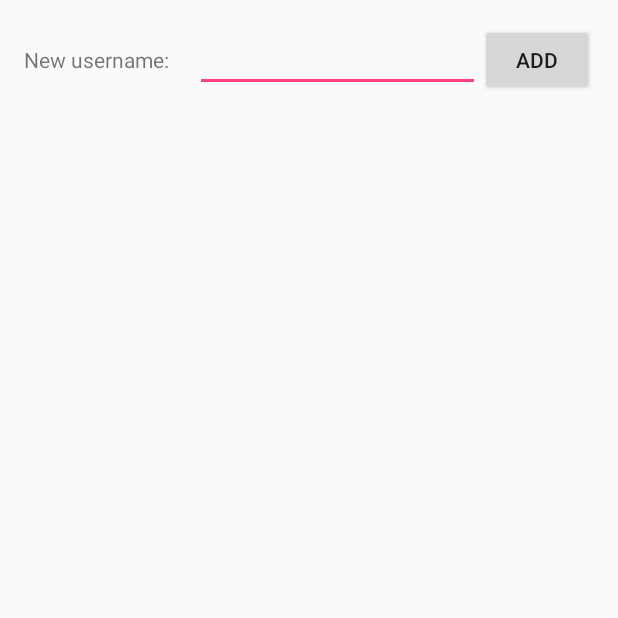
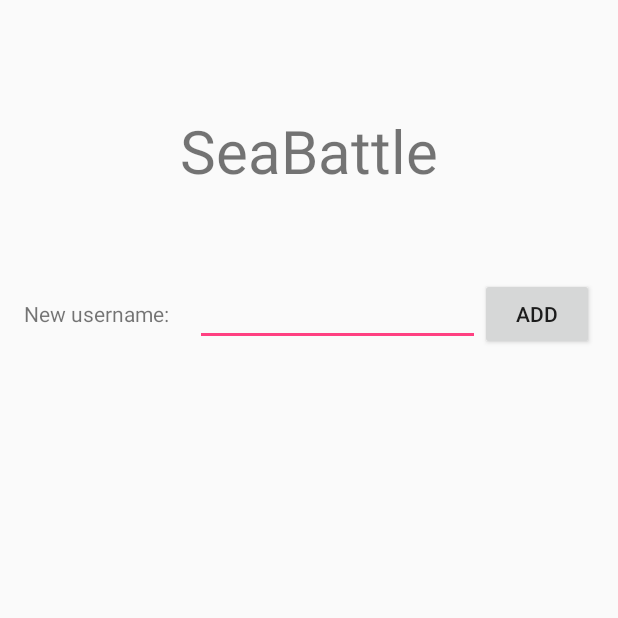
Before and after one commit to ThibCharpy/SeaBattle, an Android app: the screen it shows after launch (MainActivity), on a phone screen of 412 x 824 dp, the top half of it. Run offline under Robolectric (Android 15) with nearby library versions, the phone set to English and light mode, and no system bars.

Commit message:
fin de page login

```diff
--- a/app/src/main/AndroidManifest.xml
+++ b/app/src/main/AndroidManifest.xml
@@ -8,7 +8,7 @@
         android:label="@string/app_name"
         android:supportsRtl="true"
         android:theme="@style/AppTheme" >
-        <activity android:name=".views.MainActivity" >
+        <activity android:name=".views.MainActivity">
             <intent-filter>
                 <action android:name="android.intent.action.MAIN" />
 
--- a/app/src/main/java/fr/univ/orleans/android/seabattle/controller/Controller.java
+++ b/app/src/main/java/fr/univ/orleans/android/seabattle/controller/Controller.java
@@ -1,4 +1,7 @@
 package fr.univ.orleans.android.seabattle.controller;
+
+import java.io.Serializable;
+import java.util.List;
 
 import fr.univ.orleans.android.seabattle.front.ServiceImpl;
 import fr.univ.orleans.android.seabattle.model.Profil;
@@ -7,20 +10,47 @@ import fr.univ.orleans.android.seabattle.model.Profil;
  * Created by thibault on 15/12/16.
  */
 
-public class Controller {
+public class Controller implements Serializable {
     private ServiceImpl myFront;
 
     public Controller(){
         this.myFront = new ServiceImpl();
     }
 
+    public void initializeProfilsList(){
+        this.myFront.initializeProfilsList();
+    }
+
     public void addProfil(Profil profil){
         this.myFront.addProfil(profil);
+    }
+
+    public void removeProfil(String username){
+        this.myFront.removeProfil(username);
+    }
+
+    public void setProfilUsername(Profil p, String new_username){
+        this.myFront.setProfilUsername(p,new_username);
     }
 
     public Profil getProfilbyUsername(String username) {
         return this.myFront.getProfilByUsername(username);
     }
 
+    public void loadProfilsList(List<Profil> profils){
+        this.myFront.loadProfilsList(profils);
+    }
+
+    public List<Profil> getProfilsList(){
+        return this.myFront.getProfilsList();
+    }
+
+    public boolean usernameAlreadyExist(String username){
+        return this.myFront.usernameAlreadyExist(username);
+    }
+
+    public int getMaxNumberOfProfil(){
+        return this.myFront.getMaxNumberOfProfil();
+    }
 
 }
--- a/app/src/main/java/fr/univ/orleans/android/seabattle/database/MySQLiteHelper.java
+++ b/app/src/main/java/fr/univ/orleans/android/seabattle/database/MySQLiteHelper.java
@@ -23,6 +23,8 @@ public class MySQLiteHelper extends SQLiteOpenHelper {
             + COLUMN_USERNAME + " text not null, "
             + COLUMN_WONGAMES + " integer not null);";
 
+    public static final String TABLE_PROFILS_DROP =  "DROP TABLE IF EXISTS " + TABLE_PROFILS + ";";
+
     public MySQLiteHelper(Context context) {
         super(context, DATABASE_NAME, null, DATABASE_VERSION);
     }
@@ -34,7 +36,7 @@ public class MySQLiteHelper extends SQLiteOpenHelper {
 
     @Override
     public void onUpgrade(SQLiteDatabase db, int oldVersion, int newVersion) {
-        db.execSQL("DROP TABLE IF EXISTS " + TABLE_PROFILS);
+        db.execSQL(TABLE_PROFILS_DROP);
         onCreate(db);
     }
 }
--- a/app/src/main/res/layout/activity_main.xml
+++ b/app/src/main/res/layout/activity_main.xml
@@ -1,8 +1,8 @@
 <?xml version="1.0" encoding="utf-8"?>
-<RelativeLayout xmlns:android="http://schemas.android.com/apk/res/android"
+<LinearLayout xmlns:android="http://schemas.android.com/apk/res/android"
     xmlns:tools="http://schemas.android.com/tools"
-    xmlns:app="http://schemas.android.com/apk/res-auto"
     android:id="@+id/activity_main"
+    android:orientation="vertical"
     android:layout_width="match_parent"
     android:layout_height="match_parent"
     android:paddingLeft="@dimen/activity_horizontal_margin"
@@ -12,7 +12,30 @@
     tools:context="fr.univ.orleans.android.seabattle.views.MainActivity">
 
     <LinearLayout
-        android:orientation="horizontal"
+        android:orientation="vertical"
+        android:id="@+id/linear1"
+        android:gravity="center"
+        android:layout_width="match_parent"
+        android:layout_weight=".15"
+        android:layout_height="0dp">
+
+        <TextView
+            android:layout_width="match_parent"
+            android:layout_height="wrap_content"
+            android:gravity="center"
+            android:textSize="40dp"
+            android:text="@string/app_name"/>
+
+    </LinearLayout>
+
+    <LinearLayout
+        android:id="@+id/linear2"
+        android:orientation="vertical"
+        android:layout_width="wrap_content"
+        android:layout_weight=".55"
+        android:layout_height="0dp">
+
+        <LinearLayout
             android:layout_width="match_parent"
             android:layout_height="wrap_content"
             android:id="@+id/input_username">
@@ -42,8 +65,9 @@
         <ListView
             android:layout_width="match_parent"
             android:layout_height="wrap_content"
-        android:layout_below="@id/input_username"
             android:longClickable="true"
             android:id="@+id/listProfils"/>
 
-</RelativeLayout>
+    </LinearLayout>
+
+</LinearLayout>
--- a/app/src/main/res/values/strings.xml
+++ b/app/src/main/res/values/strings.xml
@@ -10,4 +10,5 @@
     <string name="buttonEdit">Edit</string>
     <string name="buttonDelete">Delete</string>
     <string name="buttonReset">Reset</string>
+    <string name="buttonCancel">Cancel</string>
 </resources>
--- a/model/src/main/java/fr/univ/orleans/android/seabattle/front/ProfilsManagement.java
+++ b/model/src/main/java/fr/univ/orleans/android/seabattle/front/ProfilsManagement.java
@@ -1,4 +1,6 @@
 package fr.univ.orleans.android.seabattle.front;
+
+import java.util.List;
 
 import fr.univ.orleans.android.seabattle.model.Profil;
 
@@ -8,7 +10,22 @@ import fr.univ.orleans.android.seabattle.model.Profil;
 
 public interface ProfilsManagement {
 
+    public void initializeProfilsList();
+
+    public void loadProfilsList(List<Profil> profils);
+
     public void addProfil(Profil profil);
 
+    public void removeProfil(String profil_username);
+
+    public void setProfilUsername(Profil p, String new_username);
+
     public int getProfilsNumber();
+
+    public List<Profil> getProfilsList();
+
+    public boolean usernameAlreadyExist(String username);
+
+    public int getMaxNumberOfProfil();
+
 }
--- a/model/src/main/java/fr/univ/orleans/android/seabattle/front/ServiceImpl.java
+++ b/model/src/main/java/fr/univ/orleans/android/seabattle/front/ServiceImpl.java
@@ -1,6 +1,7 @@
 package fr.univ.orleans.android.seabattle.front;
 
 import java.util.ArrayList;
+import java.util.Iterator;
 import java.util.List;
 
 import fr.univ.orleans.android.seabattle.model.Profil;
@@ -11,10 +12,20 @@ import fr.univ.orleans.android.seabattle.model.Profil;
 
 public class ServiceImpl implements ProfilsManagement {
 
+    private static int MAX_NUMBER_OF_PROFIL = 5;
+
     List<Profil> profils;
 
-    public ServiceImpl(){
-        profils = new ArrayList<>();
+    public ServiceImpl(){}
+
+    @Override
+    public void initializeProfilsList() {
+        this.profils = new ArrayList<>();
+    }
+
+    @Override
+    public void loadProfilsList(List<Profil> profils) {
+        this.profils = profils;
     }
 
     @Override
@@ -23,8 +34,48 @@ public class ServiceImpl implements ProfilsManagement {
     }
 
     @Override
+    public void removeProfil(String profil_username) {
+        Iterator<Profil> iterator = this.profils.iterator();
+        while (iterator.hasNext()) {
+            Profil p = iterator.next();
+            if (p.getUsername().equals(profil_username)) {
+                iterator.remove();
+            }
+        }
+    }
+
+    @Override
+    public void setProfilUsername(Profil p, String new_username) {
+        for (Profil profil: this.profils) {
+            if (profil.getUsername().equals(p.getUsername())){
+                profil.setUsername(new_username);
+            }
+        }
+    }
+
+    @Override
     public int getProfilsNumber() {
         return this.profils.size();
+    }
+
+    @Override
+    public List<Profil> getProfilsList() {
+        return this.profils;
+    }
+
+    @Override
+    public boolean usernameAlreadyExist(String username) {
+        for (Profil p : this.profils){
+            if (p.getUsername().equals(username)){
+                return true;
+            }
+        }
+        return false;
+    }
+
+    @Override
+    public int getMaxNumberOfProfil() {
+        return MAX_NUMBER_OF_PROFIL;
     }
 
     public Profil getProfilByUsername (String username){
```
Also changed, not shown: app/src/main/java/fr/univ/orleans/android/seabattle/database/ProfilsDataSource.java (+34 -12 lines), app/src/main/java/fr/univ/orleans/android/seabattle/views/MainActivity.java (+156 -19 lines), app/src/main/java/fr/univ/orleans/android/seabattle/views/fragment/EditProfilFragment.java (added, +71 -0 lines), app/src/main/res/layout/fragment_edit_profil.xml (added, +17 -0 lines), model/src/main/java/fr/univ/orleans/android/seabattle/model/Profil.java (+12 -0 lines). Lines whose indentation alone changed are shown as unchanged.
